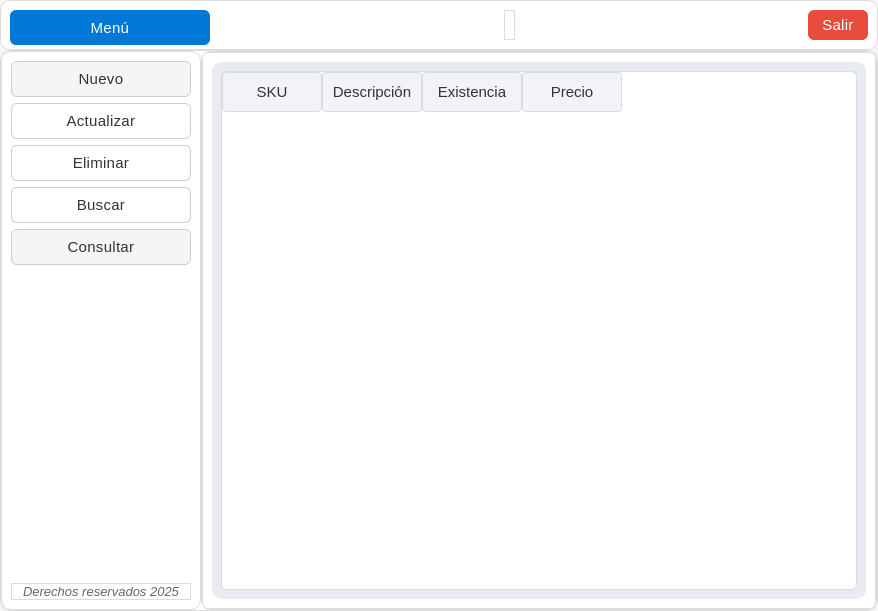
Qt form ui/ui_productos.ui (alejandromontesmoreno/crudui) before a commit.
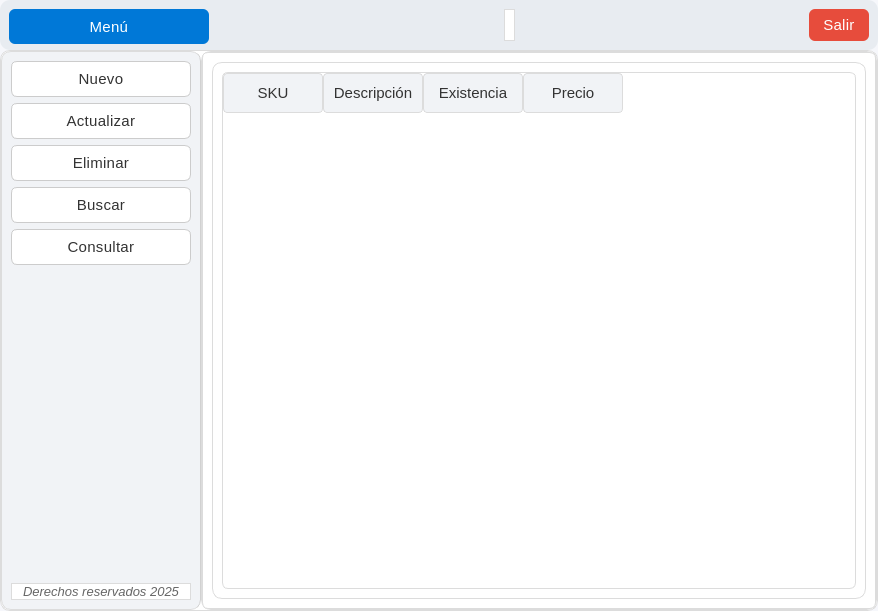
The same form after that commit. The open tabs and pages were chosen to show the change. Icons and pictures are not drawn.

```diff
--- a/ui/ui_productos.ui
+++ b/ui/ui_productos.ui
@@ -37,19 +37,19 @@
 }
 
 /* Barra superior */
-#frame {
+#frame_superior {
     background-color: #e8ecf1;
     border: none;
 }
 
 /* Panel lateral */
-#frame_3 {
+#frame_lateral {
     background-color: #f1f3f6;
     border-right: 1px solid #d1d1d1;
 }
 
 /* Área principal */
-#frame_4 {
+#frame_paginas {
     background-color: #ffffff;
 }
 
@@ -167,7 +167,7 @@
 }
 
 /* === Botones laterales === */
-#boton_nuevo, #boton_buscar, #boton_actualizar, #boton_eliminar {
+#boton_agregar, #boton_buscar, #boton_actualizar, #boton_eliminar, #boton_consultar {
     background-color: #ffffff;
     border: 1px solid #cccccc;
     color: #333333;
@@ -175,19 +175,21 @@
     font-size: 15px;
 }
 
-#boton_nuevo:hover, 
+#boton_agregar:hover, 
 #boton_buscar:hover, 
 #boton_actualizar:hover, 
-#boton_eliminar:hover {
+#boton_eliminar:hover,
+#boton_consultar:hover {
     background-color: #e8f0fe;
     border: 1px solid #0078d7;
     color: #0078d7;
 }
 
-#boton_nuevo:pressed, 
+#boton_agregar:pressed, 
 #boton_buscar:pressed, 
 #boton_actualizar:pressed, 
-#boton_eliminar:pressed {
+#boton_eliminar:pressed ,
+#boton_consultar:pressed{
     background-color: #cce0ff;
 }
 
```
Left out of the diff: 10 changed lines with no effect on the pictures.
